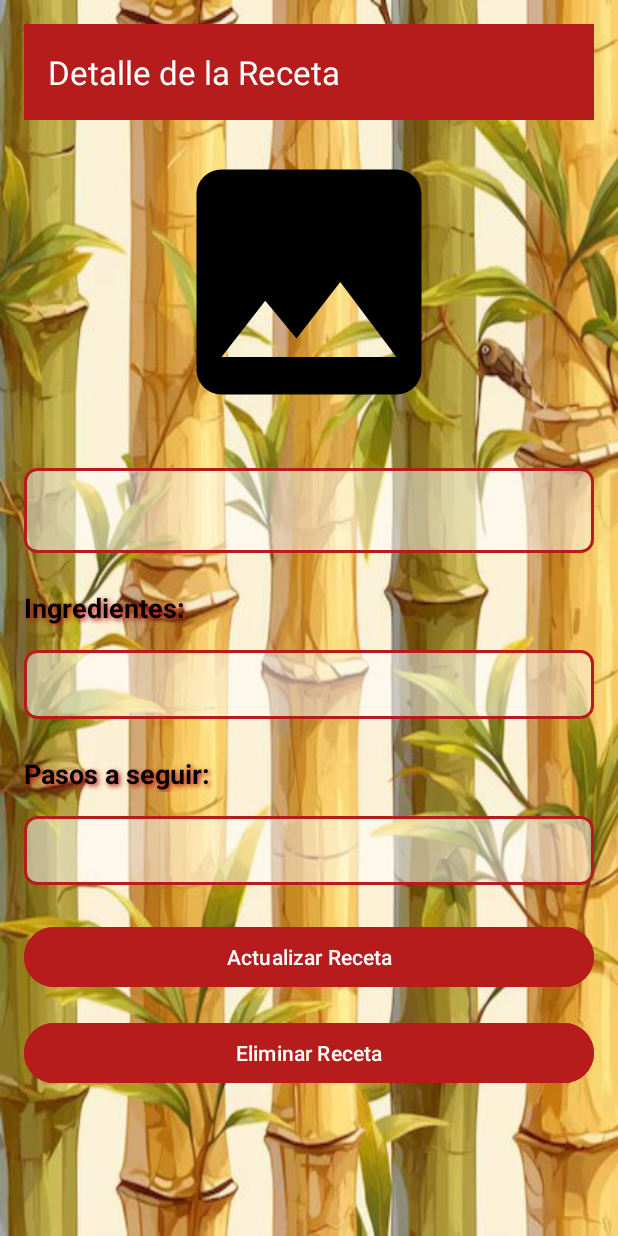
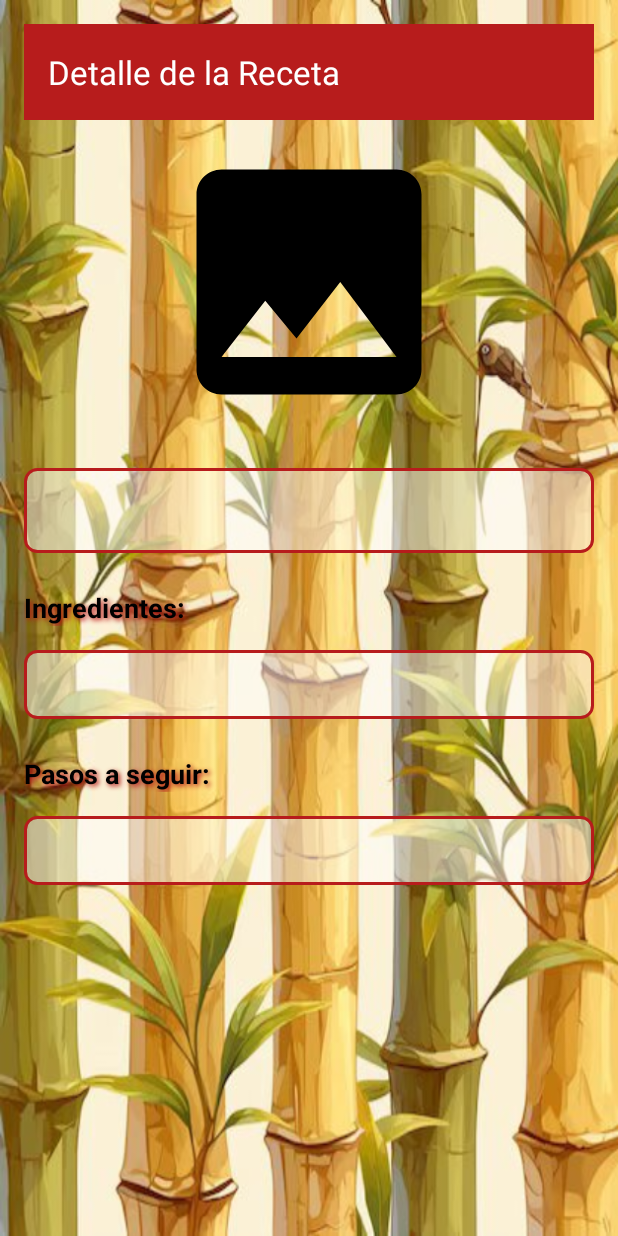
Before and after one commit to Felipe45455/AppRecetas, an Android app: the DetalleRecetaActivity screen opened directly, with no data from a screen before it, on a phone screen of 412 x 824 dp. Run offline under Robolectric (Android 15) with nearby library versions, the phone set to English and light mode, and no system bars.

Commit message:
Correción

```diff
--- a/app/src/main/res/layout/activity_detalle_receta.xml
+++ b/app/src/main/res/layout/activity_detalle_receta.xml
@@ -89,23 +89,5 @@
             android:textColor="#000000"
             android:textSize="16sp" />
 
-        <Button
-            android:id="@+id/btnActualizarReceta"
-            android:layout_width="match_parent"
-            android:layout_height="wrap_content"
-            android:layout_marginBottom="16dp"
-            android:backgroundTint="#B71C1C"
-            android:textColor="@color/white"
-            android:text="Actualizar Receta" />
-
-        <Button
-            android:id="@+id/btnEliminarReceta"
-            android:layout_width="match_parent"
-            android:layout_height="wrap_content"
-            android:backgroundTint="#B71C1C"
-            android:textColor="@color/white"
-            android:text="Eliminar Receta" />
-
-
     </LinearLayout>
 </FrameLayout>
```
Also changed, not shown: app/src/main/java/com/example/apprecetas/MainActivity.kt (+7 -1 lines), app/src/main/java/com/example/apprecetas/RecetaAdapter.kt (+17 -0 lines), app/src/main/java/com/example/apprecetas/DetalleRecetaActivity.kt (line endings or trailing spaces).
